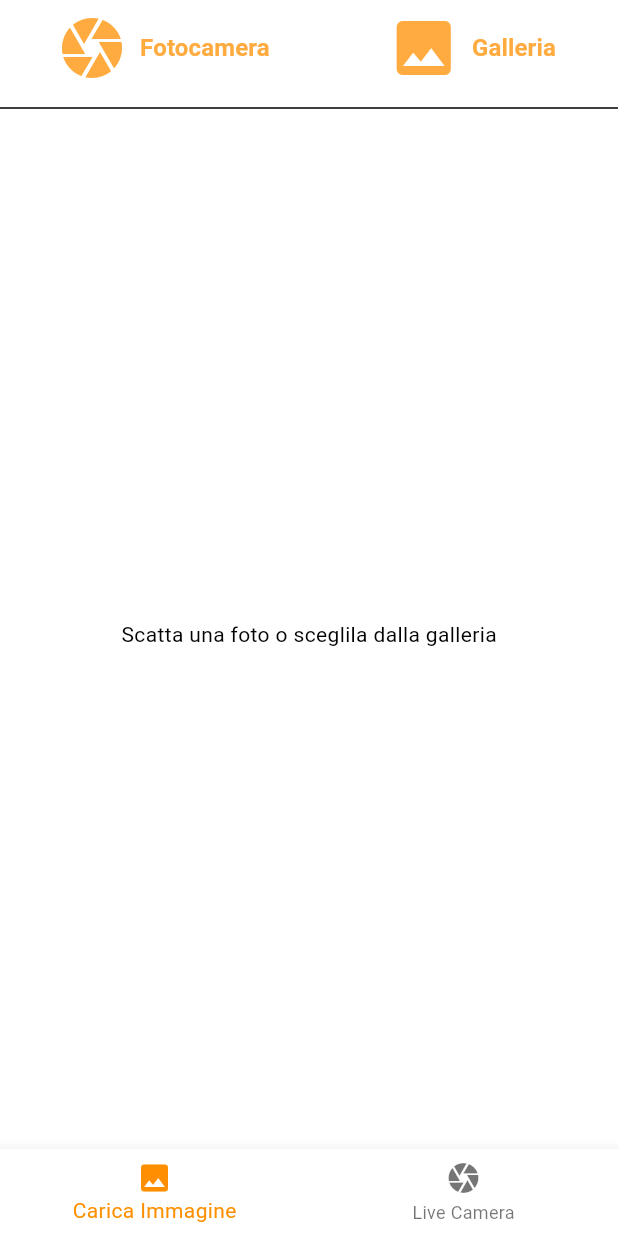
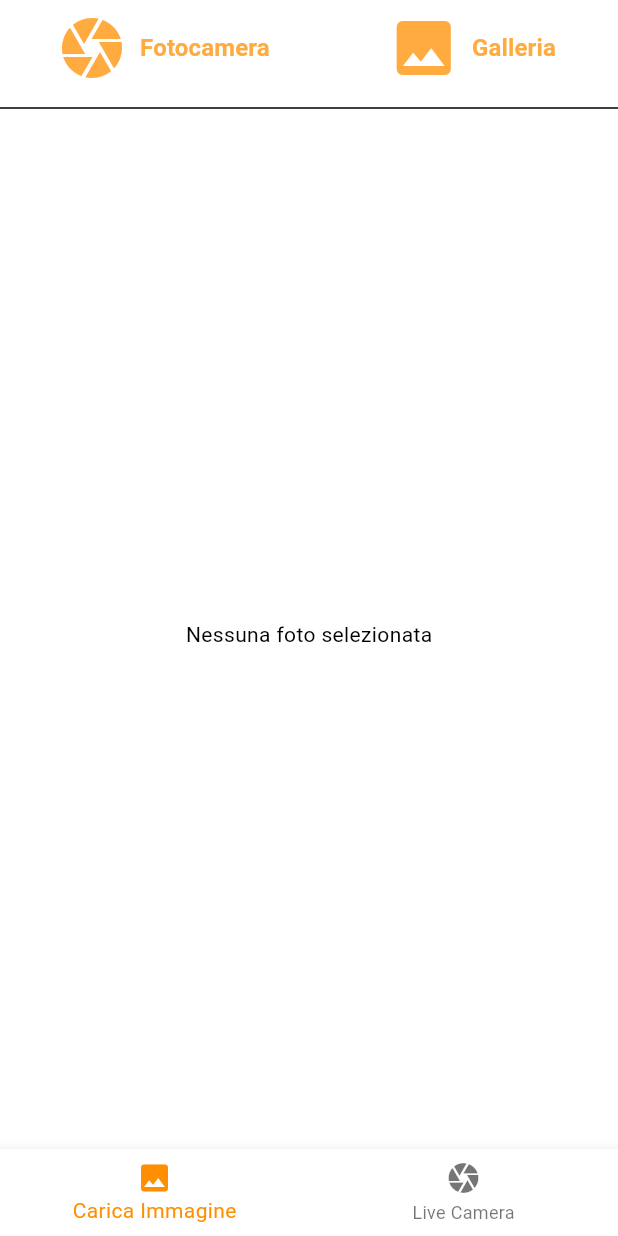
Before and after one commit to morenoboasso/image-classification, a Flutter app: the screen it shows after launch, on a phone screen of 412 x 824 dp. Run offline on Flutter 3.47's test engine with Material 3 defaults, Android fonts, the phone set to English and light mode, and no system bars; our stand-ins replace camera, image_picker; missing offline and left inert: tflite_flutter.

Commit message:
minor text changes

```diff
--- a/lib/ui/gallery.dart
+++ b/lib/ui/gallery.dart
@@ -125,7 +125,7 @@ class _GalleryScreenState extends State<GalleryScreen> {
             children: [
               if (imagePath != null) Image.file(File(imagePath!)),
               if (image == null)
-                const Text("Scatta una foto o sceglila dalla galleria"),
+                const Text("Nessuna foto selezionata"),
               Column(
                 children: [
                   // Show classification result
```
Also changed, not shown: 1 other file.
